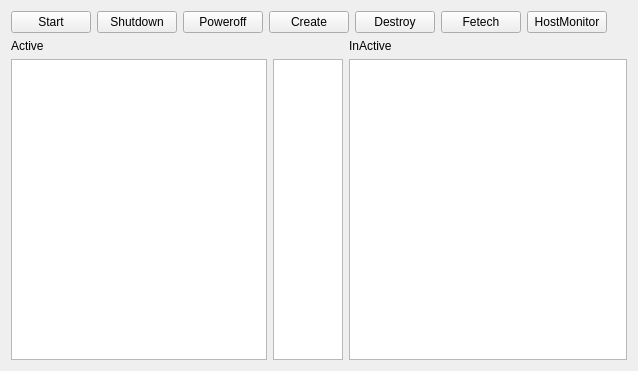
The window that yun_manager_client/widget.ui (jasonlinuxzhang/cloud_manager_client) describes before a commit, drawn with Qt 5.
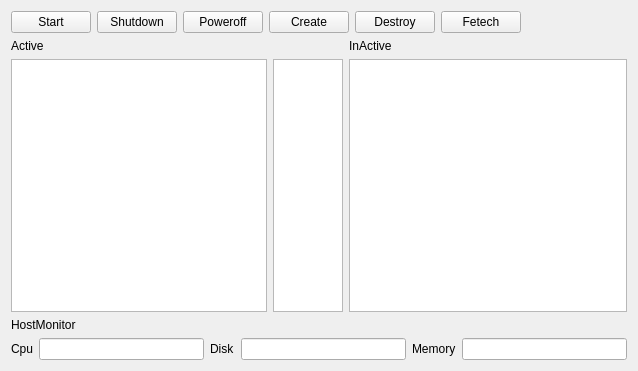
The same window after the commit.

Patch:
```diff
--- a/yun_manager_client/widget.ui
+++ b/yun_manager_client/widget.ui
@@ -13,7 +13,7 @@
   <property name="windowTitle">
    <string>Widget</string>
   </property>
-  <layout class="QVBoxLayout" name="verticalLayout_3">
+  <layout class="QVBoxLayout" name="verticalLayout_4">
    <item>
     <layout class="QHBoxLayout" name="horizontalLayout">
      <item>
@@ -58,13 +58,6 @@
        </property>
       </widget>
      </item>
-     <item>
-      <widget class="QPushButton" name="pushButtonHostMonitor">
-       <property name="text">
-        <string>HostMonitor</string>
-       </property>
-      </widget>
-     </item>
      <item>
       <spacer name="horizontalSpacer">
        <property name="orientation">
@@ -81,7 +74,7 @@
     </layout>
    </item>
    <item>
-    <layout class="QHBoxLayout" name="horizontalLayout_3">
+    <layout class="QHBoxLayout" name="horizontalLayout_4">
      <item>
       <layout class="QVBoxLayout" name="verticalLayout">
        <item>
@@ -130,6 +123,51 @@
      </item>
     </layout>
    </item>
+   <item>
+    <layout class="QVBoxLayout" name="verticalLayout_3">
+     <item>
+      <widget class="QLabel" name="label_6">
+       <property name="text">
+        <string>HostMonitor</string>
+       </property>
+      </widget>
+     </item>
+     <item>
+      <layout class="QHBoxLayout" name="horizontalLayout_3">
+       <item>
+        <widget class="QLabel" name="label_3">
+         <property name="text">
+          <string>Cpu</string>
+         </property>
+        </widget>
+       </item>
+       <item>
+        <widget class="QLineEdit" name="lineEditHostCpu"/>
+       </item>
+       <item>
+        <widget class="QLabel" name="label_4">
+         <property name="text">
+          <string>Disk</string>
+         </property>
+        </widget>
+       </item>
+       <item>
+        <widget class="QLineEdit" name="lineEditHostDisk"/>
+       </item>
+       <item>
+        <widget class="QLabel" name="label_5">
+         <property name="text">
+          <string>Memory</string>
+         </property>
+        </widget>
+       </item>
+       <item>
+        <widget class="QLineEdit" name="lineEditHostMemory"/>
+       </item>
+      </layout>
+     </item>
+    </layout>
+   </item>
   </layout>
  </widget>
  <layoutdefault spacing="6" margin="11"/>
```
